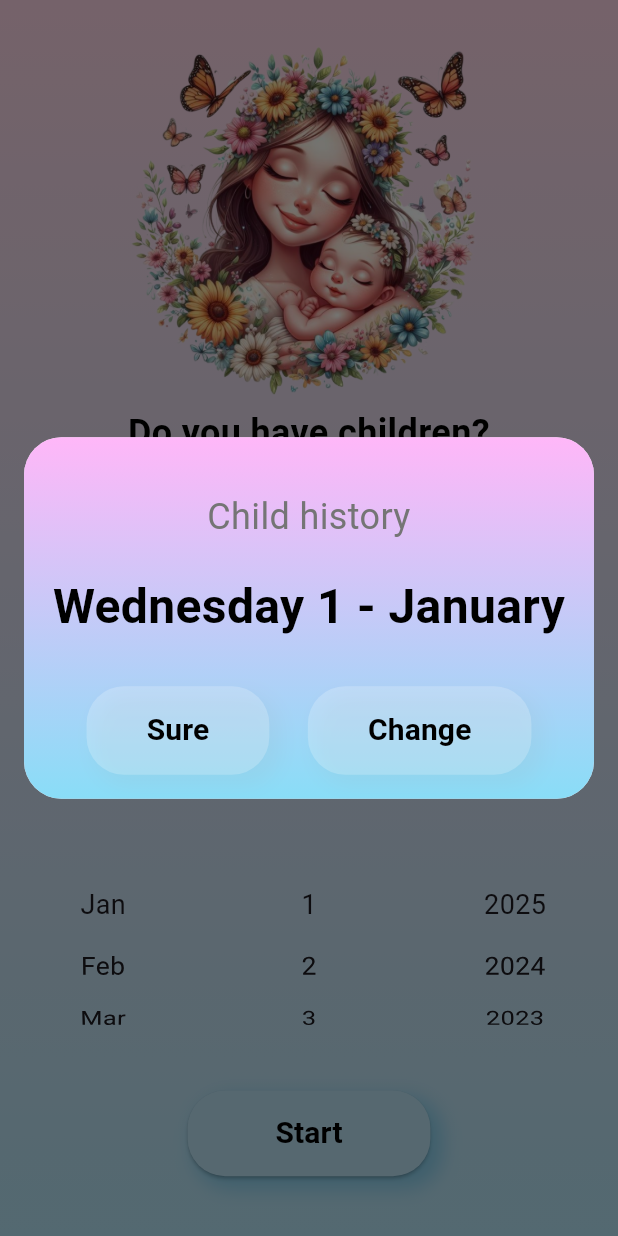
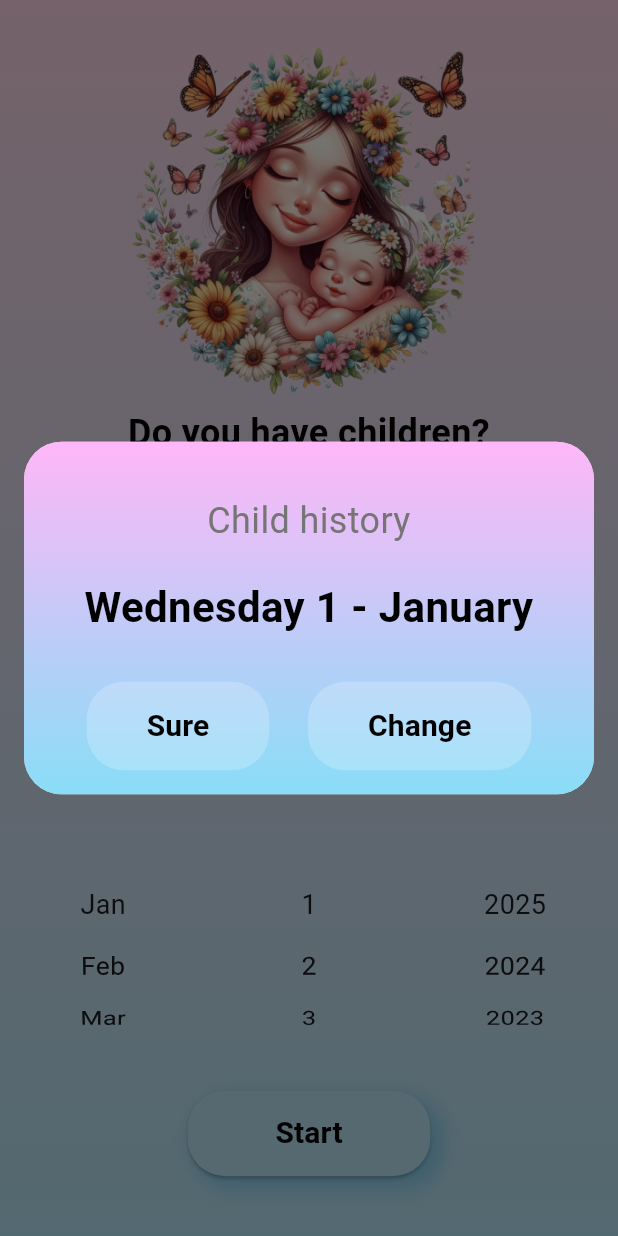
Before and after one commit to CtrlAbdoo/MaternityApp, a Flutter app: the Q1 screen opened directly, after a tap on "Start", on a phone screen of 412 x 824 dp. Run offline on Flutter 3.47's test engine with Material 3 defaults, Android fonts, the phone set to English and light mode, and no system bars; our stand-ins replace firebase_auth, firebase_core, google_fonts; accounts and stored records are empty; Roboto replaces fonts that are missing (Inria Serif).

Commit message:
+ last Qs pages

```diff
--- a/lib/presentation/Questions/q1.dart
+++ b/lib/presentation/Questions/q1.dart
@@ -20,7 +20,7 @@ class _Q1State extends State<Q1> {
     showDialog(
       context: context,
       builder: (context) => Dialog(
-        insetPadding: EdgeInsets.symmetric(horizontal: 16), // Adjust padding for full width
+        insetPadding: EdgeInsets.symmetric(horizontal: 16),
         shape: RoundedRectangleBorder(
           borderRadius: BorderRadius.circular(25),
         ),
@@ -46,7 +46,7 @@ class _Q1State extends State<Q1> {
               Text(
                 '${_getDayOfWeek(selectedDate)} ${selectedDate.day} - ${_getMonthName(selectedDate.month)}',
                 style: GoogleFonts.inriaSerif(
-                  fontSize: 32,
+                  fontSize: 28,
                   fontWeight: FontWeight.bold,
                   color: Colors.black,
                 ),
@@ -57,19 +57,7 @@ class _Q1State extends State<Q1> {
                 mainAxisAlignment: MainAxisAlignment.spaceEvenly,
                 children: [
                   // Sure Button
-                  Container(
-                    decoration: BoxDecoration(
-                      boxShadow: [
-                        BoxShadow(
-                          color: Colors.grey.withOpacity(0.1),
-                          offset: Offset(6, 6),
-                          blurRadius: 10,
-                          spreadRadius: 2,
-                        ),
-                      ],
-                      borderRadius: BorderRadius.circular(25),
-                    ),
-                    child: ElevatedButton(
+                  ElevatedButton(
                     onPressed: () {
                       Navigator.push(
                         context,
@@ -84,10 +72,7 @@ class _Q1State extends State<Q1> {
                       shape: RoundedRectangleBorder(
                         borderRadius: BorderRadius.circular(25),
                       ),
-                        padding: EdgeInsets.symmetric(
-                          vertical: 15,
-                          horizontal: 40,
-                        ),
+                      padding: EdgeInsets.symmetric(vertical: 15, horizontal: 40),
                     ),
                     child: Text(
                       "Sure",
@@ -100,24 +85,10 @@ class _Q1State extends State<Q1> {
                       ),
                     ),
                   ),
-                  ),
                   // Change Button
-                  Container(
-                    decoration: BoxDecoration(
-                      boxShadow: [
-                        BoxShadow(
-                          color: Colors.grey.withOpacity(0.1),
-                          offset: Offset(6, 6),
-                          blurRadius: 10,
-                          spreadRadius: 2,
-                        ),
-                      ],
-                      borderRadius: BorderRadius.circular(25),
-                    ),
-                    child: ElevatedButton(
+                  ElevatedButton(
                     onPressed: () {
                       Navigator.of(context).pop();
-                        // Add your logic for "Change" button here
                     },
                     style: ElevatedButton.styleFrom(
                       backgroundColor: Color(0x35FFFFFF),
@@ -125,10 +96,7 @@ class _Q1State extends State<Q1> {
                       shape: RoundedRectangleBorder(
                         borderRadius: BorderRadius.circular(25),
                       ),
-                        padding: EdgeInsets.symmetric(
-                          vertical: 15,
-                          horizontal: 40,
-                        ),
+                      padding: EdgeInsets.symmetric(vertical: 15, horizontal: 40),
                     ),
                     child: Text(
                       "Change",
@@ -137,7 +105,6 @@ class _Q1State extends State<Q1> {
                           fontSize: 20,
                           fontWeight: FontWeight.bold,
                           color: Colors.black,
-                          ),
                         ),
                       ),
                     ),
@@ -151,12 +118,10 @@ class _Q1State extends State<Q1> {
     );
   }
 
-// Helper function to get the day of the week
   String _getDayOfWeek(DateTime date) {
     return ['Monday', 'Tuesday', 'Wednesday', 'Thursday', 'Friday', 'Saturday', 'Sunday'][date.weekday - 1];
   }
 
-// Helper function to get the month name
   String _getMonthName(int month) {
     const monthNames = [
       'January', 'February', 'March', 'April', 'May', 'June',
@@ -175,7 +140,6 @@ class _Q1State extends State<Q1> {
         child: SingleChildScrollView(
           child: Container(
             width: screenWidth,
-            height: screenHeight,
             decoration: const BoxDecoration(
               gradient: LinearGradient(
                 colors: [Color(0xFFFFD6E7), Color(0xFFB5E4F6)],
@@ -219,8 +183,7 @@ class _Q1State extends State<Q1> {
                           });
                         },
                         style: ElevatedButton.styleFrom(
-                          backgroundColor: Color(0xFF965391)
-                              .withOpacity(isYesSelected ? 1.0 : 0.59),
+                          backgroundColor: Color(0xFF965391).withOpacity(isYesSelected ? 1.0 : 0.59),
                           shape: RoundedRectangleBorder(
                             borderRadius: BorderRadius.circular(25),
                           ),
@@ -247,8 +210,7 @@ class _Q1State extends State<Q1> {
                           });
                         },
                         style: ElevatedButton.styleFrom(
-                          backgroundColor: Color(0xFF965391)
-                              .withOpacity(isNoSelected ? 1.0 : 0.59),
+                          backgroundColor: Color(0xFF965391).withOpacity(isNoSelected ? 1.0 : 0.59),
                           shape: RoundedRectangleBorder(
                             borderRadius: BorderRadius.circular(25),
                           ),
@@ -314,7 +276,6 @@ class _Q1State extends State<Q1> {
                               ),
                             ),
                           ),
-
                           // Days in the middle
                           Expanded(
                             child: SizedBox(
@@ -339,7 +300,6 @@ class _Q1State extends State<Q1> {
                               ),
                             ),
                           ),
-
                           // Years on the right
                           Expanded(
                             child: SizedBox(
@@ -370,8 +330,7 @@ class _Q1State extends State<Q1> {
                   ),
                 ),
                 // Start Button
-                SingleChildScrollView(
-                  child: Padding(
+                Padding(
                   padding: EdgeInsets.only(bottom: screenHeight * 0.05),
                   child: Container(
                     decoration: BoxDecoration(
@@ -383,7 +342,7 @@ class _Q1State extends State<Q1> {
                           spreadRadius: 2,
                         ),
                       ],
-                        borderRadius: BorderRadius.circular(25), // Matches the button's border radius
+                      borderRadius: BorderRadius.circular(25),
                     ),
                     child: ElevatedButton(
                       onPressed: _showConfirmationDialog,
@@ -410,7 +369,6 @@ class _Q1State extends State<Q1> {
                     ),
                   ),
                 ),
-                ),
               ],
             ),
           ),
```
Also changed, not shown: 1 other file. Lines whose indentation alone changed are shown as unchanged.
